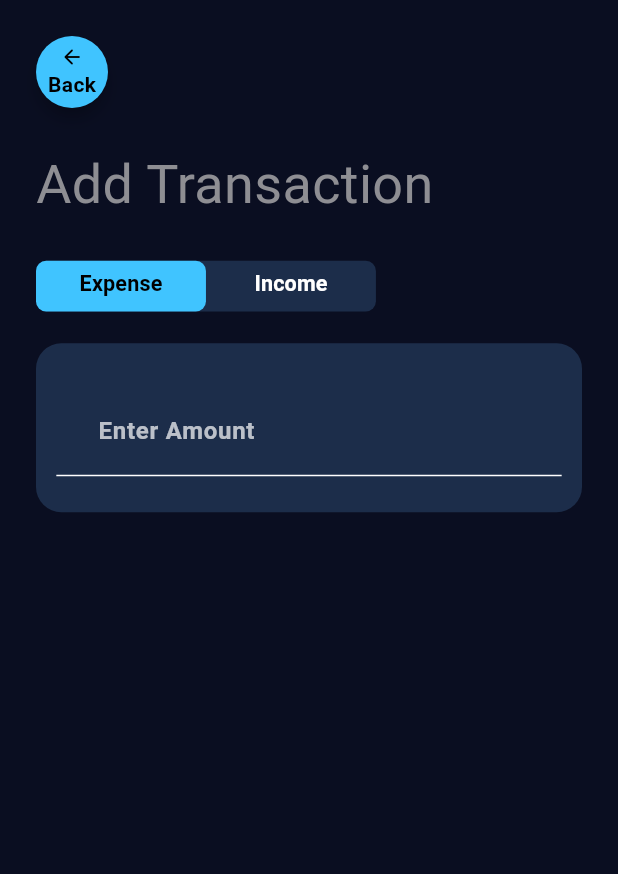
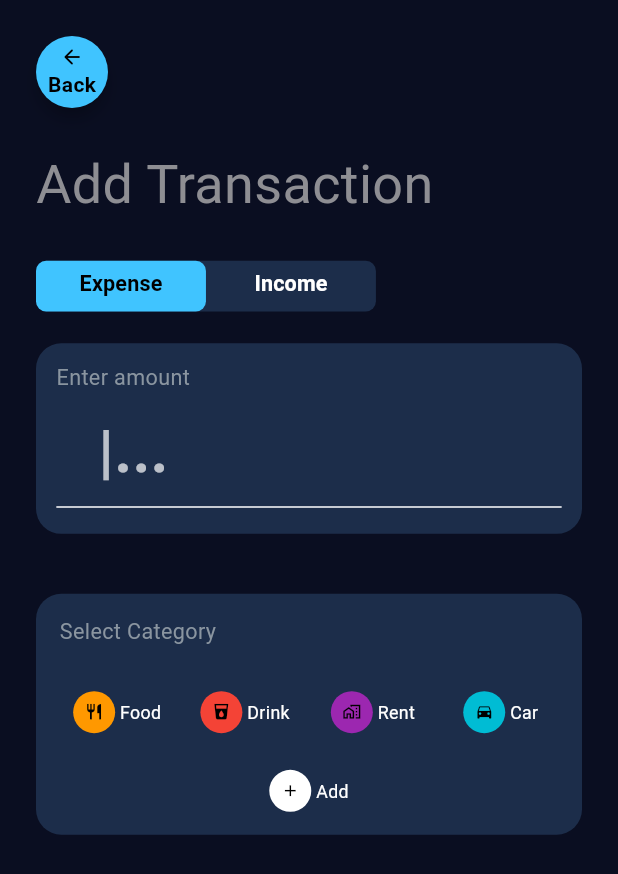
Before and after one commit to AbrorAzizov/Finance_Guard, a Flutter app: the TransactionPage screen opened directly, on a phone screen of 412 x 824 dp. Shown: the top 874 px of the screen. Run offline on Flutter 3.47's test engine with Material 3 defaults, Android fonts, the light colour scheme and no system bars; our stand-ins replace flutter_screenutil, hive; accounts and stored records are empty.

Commit message:
first commit

```diff
--- a/lib/core/constants/text_styles.dart
+++ b/lib/core/constants/text_styles.dart
@@ -68,7 +68,7 @@ abstract class AppTextStyles {
   static  TextStyle widgetLabel = TextStyle(
     fontSize: 17.h,
     fontWeight: FontWeight.w400,
-    color: Color(0xFF636366), // Medium gray
+    color: Color(0xFF8A95A0), // Medium gray
   );
 
   /// Transaction title: "Expenses -$25,000.00"
--- a/lib/core/widgets/enter_amount.dart
+++ b/lib/core/widgets/enter_amount.dart
@@ -2,6 +2,8 @@ import 'package:finance_guard/core/constants/app_colors.dart';
 import 'package:flutter/material.dart';
 import 'package:flutter/services.dart';
 import 'package:flutter_screenutil/flutter_screenutil.dart';
+
+import '../constants/text_styles.dart';
 
 class CurrencyInput extends StatelessWidget {
   const CurrencyInput({super.key});
@@ -10,14 +12,19 @@ class CurrencyInput extends StatelessWidget {
   Widget build(BuildContext context) {
     return Container(
       padding:  EdgeInsets.symmetric(horizontal: 16.h, vertical: 12.w),
-      height: 133.h ,
+      height: 150.h ,
       width: double.infinity,
 
       decoration: BoxDecoration(
         color: AppColors.cardBackground,
         borderRadius: BorderRadius.circular(20.r),
       ),
-      child: TextField(
+      child: Column(
+        crossAxisAlignment: CrossAxisAlignment.start,
+        children: [
+          Text('Enter amount', style: AppTextStyles.widgetLabel),
+
+          TextField(
             keyboardType: const TextInputType.numberWithOptions(decimal: true),
             inputFormatters: [
               FilteringTextInputFormatter.allow(RegExp(r'^\d+\.?\d{0,2}')),
@@ -37,12 +44,15 @@ class CurrencyInput extends StatelessWidget {
               ),
               prefixText: '\$ ',
               prefixStyle: TextStyle(color: Colors.white, fontSize: 40.h),
-          hintText: 'Enter Amount',
+              hintText: '|...',
               hintStyle: TextStyle(
                 color: Colors.white70,
-            fontSize: 16,
+                fontSize: 40,
+                fontWeight: FontWeight.bold
               ),
             ),
+          ),
+        ],
       ),
     );
   }
--- a/lib/core/widgets/selecting_category.dart
+++ b/lib/core/widgets/selecting_category.dart
@@ -1,30 +1,123 @@
 import 'package:finance_guard/core/constants/text_styles.dart';
-import 'package:flutter/cupertino.dart';
+import 'package:flutter/material.dart';
 import 'package:flutter_screenutil/flutter_screenutil.dart';
-
 import '../constants/app_colors.dart';
 
+class Category {
+  final String name;
+  final IconData icon;
+  final Color color;
+
+  const Category({
+    required this.name,
+    required this.icon,
+    required this.color,
+  });
+}
+
 class SelectingCategory extends StatelessWidget {
-  const SelectingCategory({super.key});
+  final Category? selectedCategory;
+  final ValueChanged<Category> onSelect;
+
+  const SelectingCategory({
+    super.key,
+    required this.selectedCategory,
+    required this.onSelect,
+  });
 
   @override
   Widget build(BuildContext context) {
+    final categories = const [
+      Category(name: 'Food', icon: Icons.restaurant, color: Colors.orange),
+      Category(name: 'Drink', icon: Icons.local_drink, color: Colors.red),
+      Category(name: 'Rent', icon: Icons.home_work_outlined, color: Colors.purple),
+      Category(name: 'Car', icon: Icons.directions_car, color: Colors.cyan),
+    ];
+
     return Container(
-      padding:  EdgeInsets.symmetric(horizontal: 16.h, vertical: 12.w),
-      height: 160.h ,
+      padding: EdgeInsets.symmetric(horizontal: 15.w, vertical: 18.h),
       width: double.infinity,
-
       decoration: BoxDecoration(
         color: AppColors.cardBackground,
         borderRadius: BorderRadius.circular(20.r),
       ),
       child: Column(
+       crossAxisAlignment: CrossAxisAlignment.start,
         children: [
-          Text('Select Category',style: AppTextStyles.widgetLabel,),
-          SizedBox(height: 10.h,),
-          Text('food')
+          Text('Select Category', style: AppTextStyles.widgetLabel),
+          SizedBox(height: 5.h),
+          GridView.builder(
+            shrinkWrap: true,
+            physics: NeverScrollableScrollPhysics(), // чтобы не было скролла
+            itemCount: categories.length,
+            gridDelegate: SliverGridDelegateWithFixedCrossAxisCount(
+              crossAxisCount: 4,
+              crossAxisSpacing: 8.w,
+              mainAxisSpacing: 8.h,
+            ),
+            itemBuilder: (context, index) {
+              final category = categories[index];
+              final isSelected = category == selectedCategory;
+
+              return GestureDetector(
+                onTap: () => onSelect(category),
+                child: Container(
+                  decoration: BoxDecoration(
+                    color: isSelected
+                        ? Colors.lightBlueAccent
+                        : AppColors.cardBackground,
+                    borderRadius: BorderRadius.circular(12.r),
+                  ),
+                  child: Row(
+                    mainAxisAlignment: MainAxisAlignment.center,
+                    children: [
+                      CircleAvatar(
+                        child: Icon(category.icon,
+                            size: 14.h.w, color: Colors.black),
+                        maxRadius: 14,
+                        backgroundColor: category.color,
+                      ),
+                      SizedBox(width: 3.w),
+                      Text(
+                        category.name,
+                        style: TextStyle(
+                          color: Colors.white,
+                          fontSize: 14.sp,
+                          fontWeight: FontWeight.w400,
+                        ),
+                        textAlign: TextAlign.center,
+                      ),
+                    ],
+                  ),
+                ),
+              );
+            },
+          ),
+          GestureDetector(
+            onTap: () {},
+            child: Row(
+              mainAxisAlignment: MainAxisAlignment.center,
+              children: [
+                CircleAvatar(
+                  child: Icon(Icons.add, size: 14.h.w, color: Colors.black),
+                  maxRadius: 14,
+                  backgroundColor: Colors.white,
+                ),
+                SizedBox(width: 3.w),
+                Text(
+                  'Add',
+                  style: TextStyle(
+                    color: Colors.white,
+                    fontSize: 14.sp,
+                    fontWeight: FontWeight.w400,
+                  ),
+                ),
+              ],
+            ),
+          )
         ],
       ),
     );
+
   }
 }
--- a/lib/features/home/data/repository/transaction_repo_imp.dart
+++ b/lib/features/home/data/repository/transaction_repo_imp.dart
@@ -16,7 +16,7 @@ class TransactionRepoImp implements  TransactionRepository{
 
   @override
   Future<List<TransactionEntity>> getAllTransaction() async {
-   return await box.values.map((e) => e.toEntity(),).toList();
+   return  box.values.map((e) => e.toEntity(),).toList();
   }
 
   @override
--- /dev/null
+++ b/lib/features/home/domain/entity/category.dart
@@ -0,0 +1,13 @@
+import 'package:flutter/cupertino.dart';
+
+class CategoryIcon {
+  final String name;
+  final IconData icon;
+  final Color color;
+
+  CategoryIcon({
+    required this.name,
+    required this.icon,
+    required this.color,
+  });
+}
--- a/lib/features/home/pages/transaction_page.dart
+++ b/lib/features/home/pages/transaction_page.dart
@@ -6,6 +6,7 @@ import 'package:flutter_screenutil/flutter_screenutil.dart';
 import '../../../core/constants/app_colors.dart';
 import '../../../core/widgets/custom_tab_bar.dart';
 import '../../../core/widgets/enter_amount.dart';
+import '../../../core/widgets/selecting_category.dart';
 
 class TransactionPage extends StatefulWidget {
   const TransactionPage({super.key});
@@ -17,6 +18,8 @@ class TransactionPage extends StatefulWidget {
 class _TransactionPageState extends State<TransactionPage> {
   @override
   Widget build(BuildContext context) {
+    Category? selectedCategory;
+
     return DefaultTabController(
       length: 2,
       child: Scaffold(
@@ -66,7 +69,17 @@ class _TransactionPageState extends State<TransactionPage> {
                   Column(
                     children: [
                       CurrencyInput(),
-                    ],
+                      SizedBox(height: 40,),
+                      SelectingCategory(
+                        selectedCategory: selectedCategory,
+                        onSelect: (cat) {
+                          setState(() {
+                            selectedCategory = cat;
+                          });
+                        },
+                      )
+
+              ],
                   ),
                   Text('inc'),
                 ],
```
Also changed, not shown: 19 other files. Lines whose indentation alone changed are shown as unchanged.
